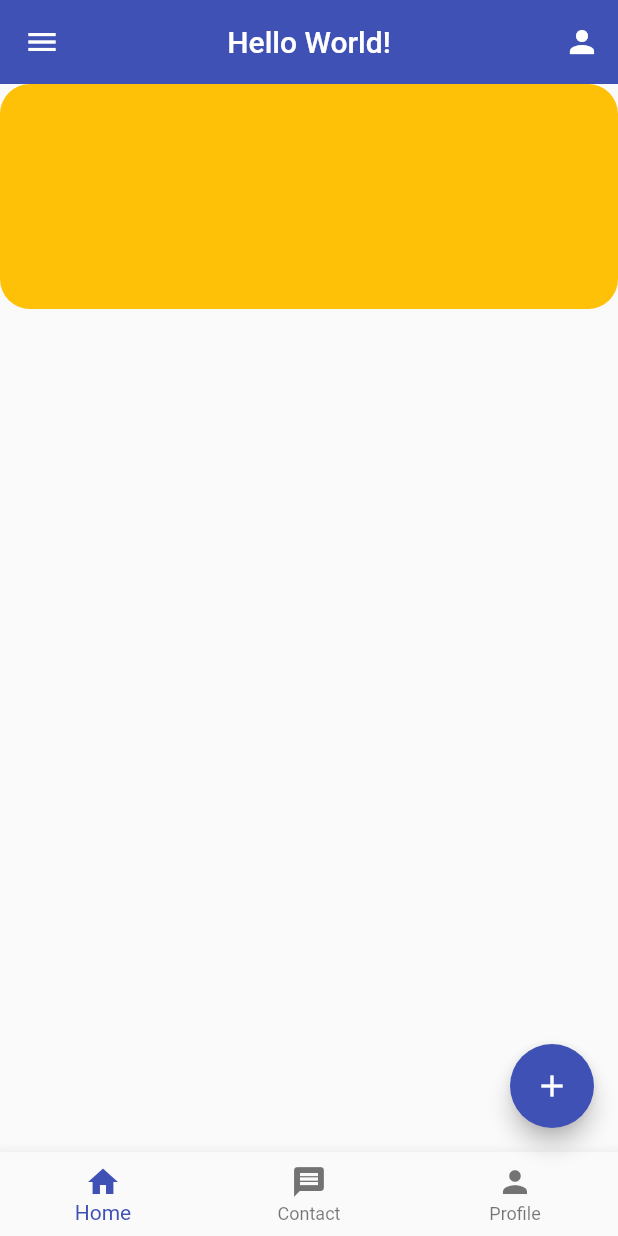
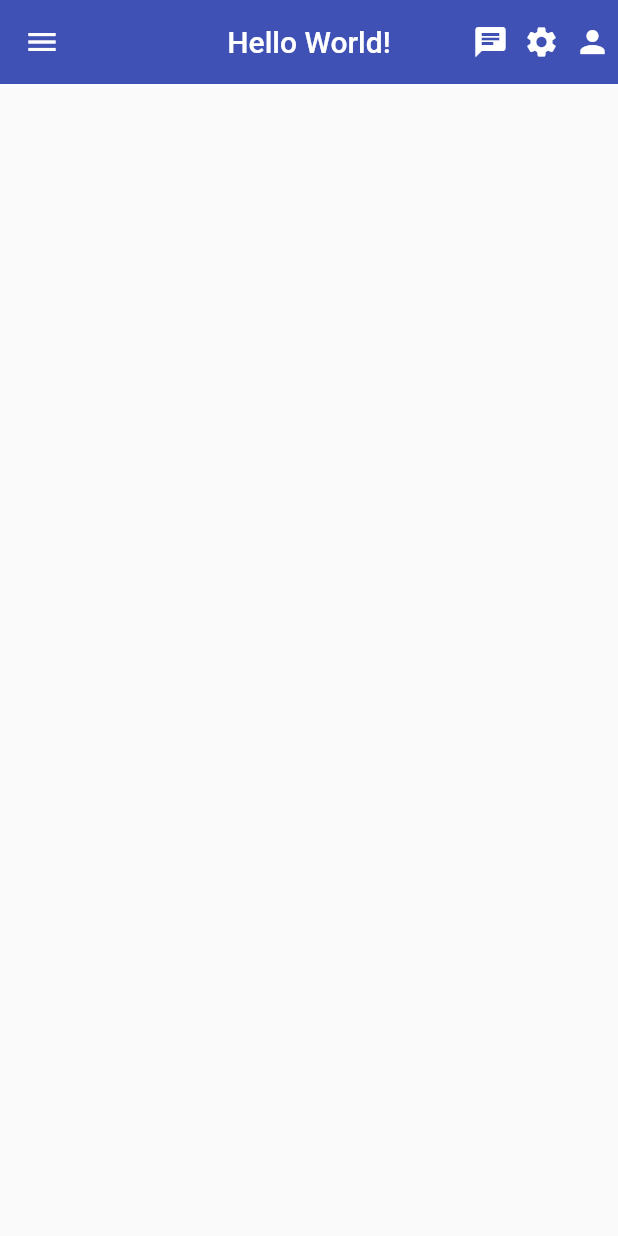
Before and after one commit to Md-Sifatullah617/Flutter2.0, a Flutter app: the screen it shows after launch, on a phone screen of 412 x 824 dp. Run offline on Flutter 3.47's test engine with Material 2 defaults, Android fonts, the light colour scheme and no system bars.

Commit message:
assignment 01

```diff
--- a/lib/Homepage.dart
+++ b/lib/Homepage.dart
@@ -21,68 +21,25 @@ class _MyHomePageState extends State<MyHomePage> {
         centerTitle: true,
         elevation: 0,
         actions: [
-          Builder(
-              builder: (context) => IconButton(
-                    onPressed: () {
-                      Scaffold.of(context).openEndDrawer();
-                    },
-                    icon: const Icon(Icons.person),
-                    tooltip:
-                        MaterialLocalizations.of(context).openAppDrawerTooltip,
-                  ))
+          InkWell(
+              onTap: () {
+                MySnackbar("Chat Icon", context);
+              },
+              child: const Icon(Icons.chat)),
+              const SizedBox(width: 10,),
+          InkWell(
+              onTap: () {
+                MySnackbar("Settings Icon", context);
+              },
+              child: const Icon(Icons.settings)),
+              const SizedBox(width: 10,),
+          InkWell(
+              onTap: () {
+                MySnackbar("Person Icon", context);
+              },
+              child: const Icon(Icons.person)),
+              const SizedBox(width: 5,),
         ],
-      ),
-      floatingActionButton: FloatingActionButton(
-          child: const Icon(Icons.add),
-          onPressed: () {
-            MySnackbar("Hey! Matharfakar.", context);
-          }),
-      body: Column(
-        crossAxisAlignment: CrossAxisAlignment.stretch,
-        children: [
-          Container(
-            height: 150,
-            width: 50,
-            decoration: BoxDecoration(
-                color: Colors.amber, borderRadius: BorderRadius.circular(20)),
-            // child: Column(
-            //   crossAxisAlignment: CrossAxisAlignment.end,
-            //   children: [
-            //     IconButton(
-            //         onPressed: () {
-            //           MySnackbar("Hey! I'm Search Button", context);
-            //         },
-            //         icon: const Icon(Icons.search)),
-            //     IconButton(
-            //         onPressed: () {
-            //           MySnackbar("Hey! I'm Settings Button", context);
-            //         },
-            //         icon: const Icon(Icons.settings)),
-            //     IconButton(
-            //         onPressed: () {
-            //           MySnackbar("Hey! I'm Mail Button", context);
-            //         },
-            //         icon: const Icon(Icons.mail)),
-            //   ],
-            // ),
-          ),
-        ],
-      ),
-      bottomNavigationBar: BottomNavigationBar(
-        items: const [
-          BottomNavigationBarItem(icon: Icon(Icons.home), label: "Home"),
-          BottomNavigationBarItem(icon: Icon(Icons.message), label: "Contact"),
-          BottomNavigationBarItem(icon: Icon(Icons.person), label: "Profile")
-        ],
-        onTap: (int index) {
-          if (index == 0) {
-            MySnackbar("Hey! I'm home menu.", context);
-          } else if (index == 1) {
-            MySnackbar("Hey! 'm contact menu.", context);
-          } else if (index == 2) {
-            MySnackbar("Hey! I'm profile menu.", context);
-          }
-        },
       ),
       drawer: Drawer(
         child: ListView(
@@ -113,19 +70,6 @@ class _MyHomePageState extends State<MyHomePage> {
           ],
         ),
       ),
-      endDrawer: Drawer(
-        child: Column(
-          children: const [
-            UserAccountsDrawerHeader(
-                currentAccountPicture: Image(
-                  image: NetworkImage(
-                      "https://scontent.fdac135-1.fna.fbcdn.net/v/t39.30808-6/320749900_560278115976861_693481335731401813_n.jpg?stp=dst-jpg_s600x600&_nc_cat=100&ccb=1-7&_nc_sid=5cd70e&_nc_eui2=AeHHzgJFc_jmSjQOavJKqhM58T5U3Hlnv_LxPlTceWe_8moUKZ4f5ScYDJh4xHws0niGH7GKo4NfKokzLCwmrW9g&_nc_ohc=K0VAFxSP-HIAX8DDZ93&_nc_ht=scontent.fdac135-1.fna&oh=00_AfDe5JBGnbvHATsBnFsSGFQta4C_Enaw0SCu-L0CAJn7rQ&oe=63BD8ED3"),
-                ),
-                accountName: Text("Md. Sifatullah"),
-                accountEmail: Text("sifatullahsanowar1@gmail.com"))
-          ],
-        ),
-      ),
     );
   }
 }
```
Also changed, not shown: 1 other file.
